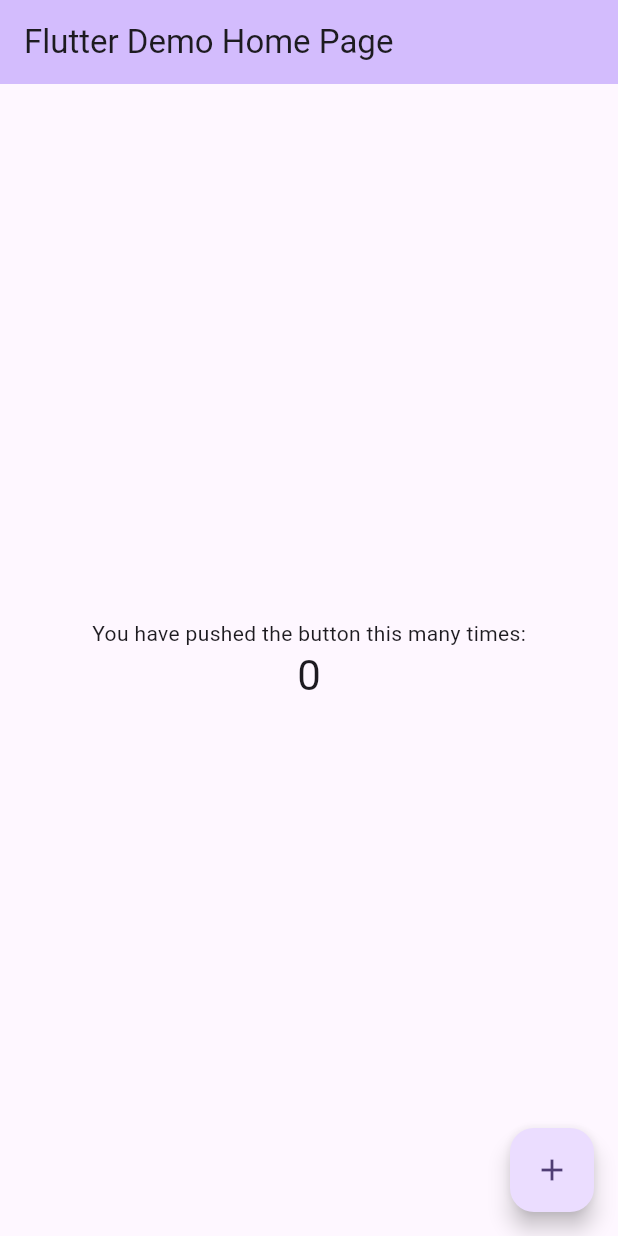
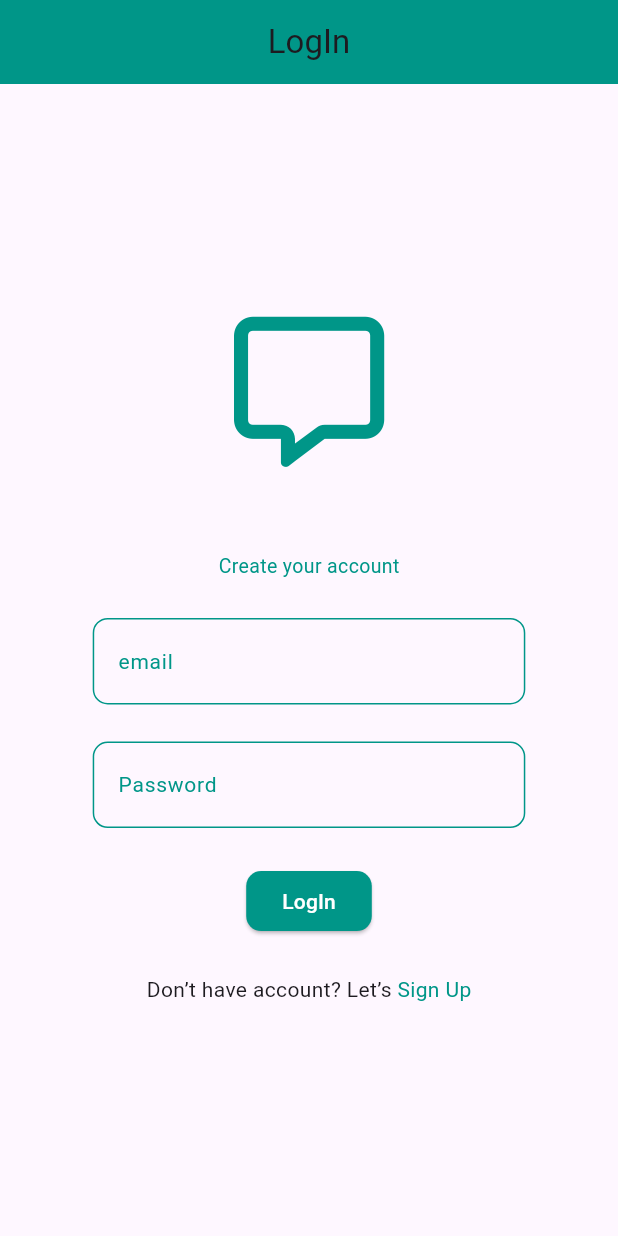
Before and after one commit to siyadas878/chat_app, a Flutter app: the screen it shows after launch, on a phone screen of 412 x 824 dp. Run offline on Flutter 3.47's test engine with Material 2 defaults, Android fonts, the phone set to English and light mode, and no system bars; our stand-ins replace font_awesome_flutter, google_fonts.

Commit message:
sample ui completed

```diff
--- /dev/null
+++ b/lib/core/contants.dart
@@ -0,0 +1,3 @@
+import 'package:flutter/material.dart';
+
+const tealColor = Colors.teal;
--- a/lib/main.dart
+++ b/lib/main.dart
@@ -1,4 +1,6 @@
+import 'package:chat_app/presentation/screens/login_screen/login_screen.dart';
 import 'package:flutter/material.dart';
+import 'package:google_fonts/google_fonts.dart';
 
 void main() {
   runApp(const MyApp());
@@ -7,119 +9,17 @@ void main() {
 class MyApp extends StatelessWidget {
   const MyApp({super.key});
 
-  // This widget is the root of your application.
   @override
   Widget build(BuildContext context) {
     return MaterialApp(
       title: 'Flutter Demo',
       theme: ThemeData(
-        // This is the theme of your application.
-        //
-        // TRY THIS: Try running your application with "flutter run". You'll see
-        // the application has a blue toolbar. Then, without quitting the app,
-        // try changing the seedColor in the colorScheme below to Colors.green
-        // and then invoke "hot reload" (save your changes or press the "hot
-        // reload" button in a Flutter-supported IDE, or press "r" if you used
-        // the command line to start the app).
-        //
-        // Notice that the counter didn't reset back to zero; the application
-        // state is not lost during the reload. To reset the state, use hot
-        // restart instead.
-        //
-        // This works for code too, not just values: Most code changes can be
-        // tested with just a hot reload.
-        colorScheme: ColorScheme.fromSeed(seedColor: Colors.deepPurple),
-        useMaterial3: true,
+         primaryColor: Colors.teal,
+          primarySwatch: Colors.teal,
+          fontFamily: GoogleFonts.archivoNarrow().fontFamily,
+          useMaterial3: true,
       ),
-      home: const MyHomePage(title: 'Flutter Demo Home Page'),
+      home: const LoginScreen(),
     );
   }
 }
-
-class MyHomePage extends StatefulWidget {
-  const MyHomePage({super.key, required this.title});
-
-  // This widget is the home page of your application. It is stateful, meaning
-  // that it has a State object (defined below) that contains fields that affect
-  // how it looks.
-
-  // This class is the configuration for the state. It holds the values (in this
-  // case the title) provided by the parent (in this case the App widget) and
-  // used by the build method of the State. Fields in a Widget subclass are
-  // always marked "final".
-
-  final String title;
-
-  @override
-  State<MyHomePage> createState() => _MyHomePageState();
-}
-
-class _MyHomePageState extends State<MyHomePage> {
-  int _counter = 0;
-
-  void _incrementCounter() {
-    setState(() {
-      // This call to setState tells the Flutter framework that something has
-      // changed in this State, which causes it to rerun the build method below
-      // so that the display can reflect the updated values. If we changed
-      // _counter without calling setState(), then the build method would not be
-      // called again, and so nothing would appear to happen.
-      _counter++;
-    });
-  }
-
-  @override
-  Widget build(BuildContext context) {
-    // This method is rerun every time setState is called, for instance as done
-    // by the _incrementCounter method above.
-    //
-    // The Flutter framework has been optimized to make rerunning build methods
-    // fast, so that you can just rebuild anything that needs updating rather
-    // than having to individually change instances of widgets.
-    return Scaffold(
-      appBar: AppBar(
-        // TRY THIS: Try changing the color here to a specific color (to
-        // Colors.amber, perhaps?) and trigger a hot reload to see the AppBar
-        // change color while the other colors stay the same.
-        backgroundColor: Theme.of(context).colorScheme.inversePrimary,
-        // Here we take the value from the MyHomePage object that was created by
-        // the App.build method, and use it to set our appbar title.
-        title: Text(widget.title),
-      ),
-      body: Center(
-        // Center is a layout widget. It takes a single child and positions it
-        // in the middle of the parent.
-        child: Column(
-          // Column is also a layout widget. It takes a list of children and
-          // arranges them vertically. By default, it sizes itself to fit its
-          // children horizontally, and tries to be as tall as its parent.
-          //
-          // Column has various properties to control how it sizes itself and
-          // how it positions its children. Here we use mainAxisAlignment to
-          // center the children vertically; the main axis here is the vertical
-          // axis because Columns are vertical (the cross axis would be
-          // horizontal).
-          //
-          // TRY THIS: Invoke "debug painting" (choose the "Toggle Debug Paint"
-          // action in the IDE, or press "p" in the console), to see the
-          // wireframe for each widget.
-          mainAxisAlignment: MainAxisAlignment.center,
-          children: <Widget>[
-            const Text(
-              'You have pushed the button this many times:',
-            ),
-            Text(
-              '$_counter',
-              style: Theme.of(context).textTheme.headlineMedium,
-            ),
-          ],
-        ),
-      ),
-      floatingActionButton: FloatingActionButton(
-        onPressed: _incrementCounter,
-        tooltip: 'Increment',
-        child: const Icon(Icons.add),
-      ), // This trailing comma makes auto-formatting nicer for build methods.
-    );
-  }
-}
--- /dev/null
+++ b/lib/presentation/screens/login_screen/login_screen.dart
@@ -0,0 +1,67 @@
+import 'package:chat_app/presentation/screens/signup_screen/signup_screen.dart';
+import 'package:flutter/material.dart';
+import 'package:font_awesome_flutter/font_awesome_flutter.dart';
+import '../../../core/contants.dart';
+import '../../widgets/teal_button.dart';
+import '../../widgets/text_field.dart';
+
+class LoginScreen extends StatelessWidget {
+  const LoginScreen({Key? key}) : super(key: key);
+
+  @override
+  Widget build(BuildContext context) {
+    var size = MediaQuery.of(context).size;
+    return Scaffold(
+      appBar: AppBar(
+        backgroundColor: tealColor,
+        title:const Text('LogIn'),
+        centerTitle: true,
+      ),
+      body: SafeArea(
+        child: Column(
+          mainAxisAlignment: MainAxisAlignment.center,
+          children: [
+            const Icon(
+              FontAwesomeIcons.message,
+              color: tealColor,
+              size: 100,
+            ),
+            SizedBox(height: size.height * 0.07),
+            const Text(
+              'Create your account',
+              style: TextStyle(color: tealColor, fontSize: 13),
+            ),
+            SizedBox(height: size.height * 0.03),
+            RoundedTealTextFormField(labelText: 'email'),
+            SizedBox(height: size.height * 0.03),
+            RoundedTealTextFormField(labelText: 'Password', obscureText: false),
+            SizedBox(height: size.height * 0.03),
+            TealLoginButton(
+              onPressed: () async {},
+              text: 'LogIn',
+              isLoading: false,
+            ),
+            SizedBox(height: size.height * 0.03),
+            Row(
+              mainAxisAlignment: MainAxisAlignment.center,
+              children: [
+                const Text('Don’t have account? Let’s '),
+                InkWell(
+                    onTap: () {
+                      Navigator.push(
+                          context,
+                          MaterialPageRoute(
+                              builder: (context) => const SignUpScreen()));
+                    },
+                    child: const Text(
+                      'Sign Up',
+                      style: TextStyle(color: tealColor),
+                    ))
+              ],
+            )
+          ],
+        ),
+      ),
+    );
+  }
+}
--- /dev/null
+++ b/lib/presentation/widgets/teal_button.dart
@@ -0,0 +1,34 @@
+import 'package:flutter/material.dart';
+
+import '../../core/contants.dart';
+
+class TealLoginButton extends StatelessWidget {
+  final VoidCallback onPressed;
+  final String text;
+  final bool isLoading;
+
+  TealLoginButton({
+    required this.onPressed,
+    required this.text,
+    required this.isLoading,
+  });
+
+  @override
+  Widget build(BuildContext context) {
+    return ElevatedButton(
+      onPressed: onPressed,
+      style: ElevatedButton.styleFrom(
+        backgroundColor: tealColor,
+        shape: RoundedRectangleBorder(
+          borderRadius: BorderRadius.circular(10.0),
+        ),
+      ),
+      child: isLoading
+          ? const CircularProgressIndicator(color: Colors.white)
+          : Text(
+              text,
+              style: const TextStyle(color: Colors.white),
+            ),
+    );
+  }
+}
--- /dev/null
+++ b/lib/presentation/widgets/text_field.dart
@@ -0,0 +1,49 @@
+import 'package:flutter/material.dart';
+
+import '../../core/contants.dart';
+
+class RoundedTealTextFormField extends StatelessWidget {
+  final TextEditingController? controller;
+  final String labelText;
+  final String? hintText;
+  final String? Function(String?)? validator;
+  final bool? obscureText;
+  final IconButton? suffix;
+
+  const RoundedTealTextFormField(
+      {super.key, this.controller,
+      required this.labelText,
+      this.hintText,
+      this.validator,
+      this.obscureText,
+      this.suffix});
+
+  @override
+  Widget build(BuildContext context) {
+    var size = MediaQuery.of(context).size;
+
+    return Container(
+      width: size.width * 0.7,
+      height: size.height * 0.07,
+      decoration: BoxDecoration(
+        border: Border.all(color: tealColor),
+        borderRadius: BorderRadius.circular(10.0),
+      ),
+      child: TextFormField(
+        obscureText: obscureText ?? false,
+        controller: controller,
+        style: const TextStyle(color: tealColor),
+        decoration: InputDecoration(
+          suffixIcon: suffix,
+          contentPadding:
+              const EdgeInsets.symmetric(vertical: 12.0, horizontal: 16.0),
+          labelText: labelText,
+          hintText: hintText,
+          labelStyle: const TextStyle(color: tealColor, fontSize: 14),
+          hintStyle: const TextStyle(color: tealColor),
+          border: InputBorder.none,
+        ),
+      ),
+    );
+  }
+}
```
Also changed, not shown: lib/presentation/screens/home_screen/home_screen.dart (+19 -0 lines), lib/presentation/screens/signup_screen/signup_screen.dart (added, +89 -0 lines), pubspec.yaml (+4 -17 lines), lib/domain/models/user_model.dart (added), pubspec.lock, 1 other file.
